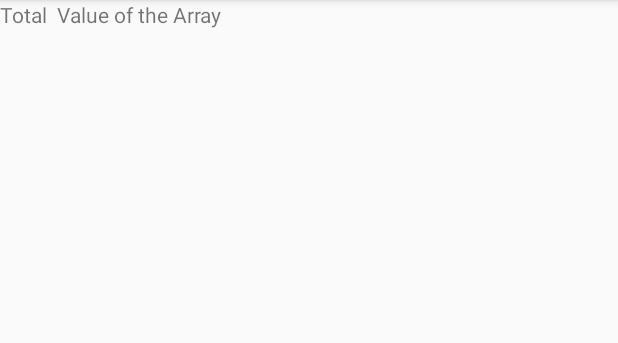
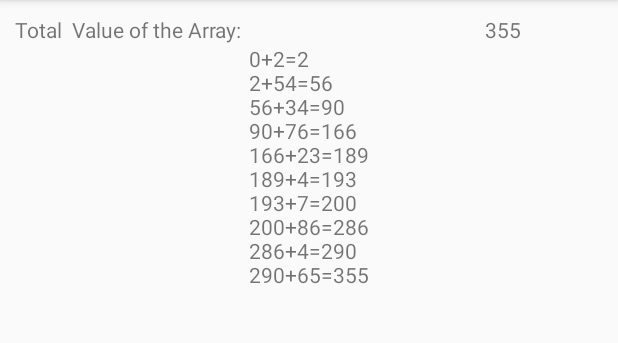
Before and after one commit to blazan420/PerformMathematicalOperationsOnArrayValue, an Android app: the screen it shows after launch (MainActivity), on a phone screen of 412 x 824 dp, the part 84-427 px from its top. Run offline under Robolectric (Android 15) with nearby library versions, the phone set to English and light mode, and no system bars.

Commit message:
179 App Number 14 - Part2 - Perform Mathematical Operations on Array Value //Coding

```diff
--- a/app/src/main/java/com/example/kevin/performmathematicaloperationsonarrayvalue/MainActivity.java
+++ b/app/src/main/java/com/example/kevin/performmathematicaloperationsonarrayvalue/MainActivity.java
@@ -17,14 +17,22 @@ public class MainActivity extends AppCompatActivity {
         String oldText;
 
         int[] integerArray = {2, 54, 34, 76, 23, 4 , 7, 86 ,4, 65};
-        int totolValue =0;
+        int totalValue =0;
 
         for (int index = 0; index < integerArray.length; index++){
 
+            //totalValue = totalValue + integerArray[index];
+            //totalValue += integerArray[index];
 
+            oldText = txtCalculations.getText().toString();
+
+            txtCalculations.setText(oldText + totalValue + "+" + integerArray[index] + "=" +
+                    (totalValue += integerArray[index]) + "\n");
 
 
         }
+
+        txtTotal.setText(totalValue + "");
 
 
 
--- a/app/src/main/res/layout/activity_main.xml
+++ b/app/src/main/res/layout/activity_main.xml
@@ -4,6 +4,7 @@
     xmlns:tools="http://schemas.android.com/tools"
     android:layout_width="match_parent"
     android:layout_height="match_parent"
+    android:padding="10dp"
     tools:context=".MainActivity">
 
     <LinearLayout
@@ -23,7 +24,7 @@
                 android:layout_width="0dp"
                 android:layout_height="wrap_content"
                 android:layout_weight="80"
-                android:text="Total  Value of the Array" />
+                android:text="Total  Value of the Array:" />
 
             <TextView
                 android:id="@+id/txtTotal"
```
